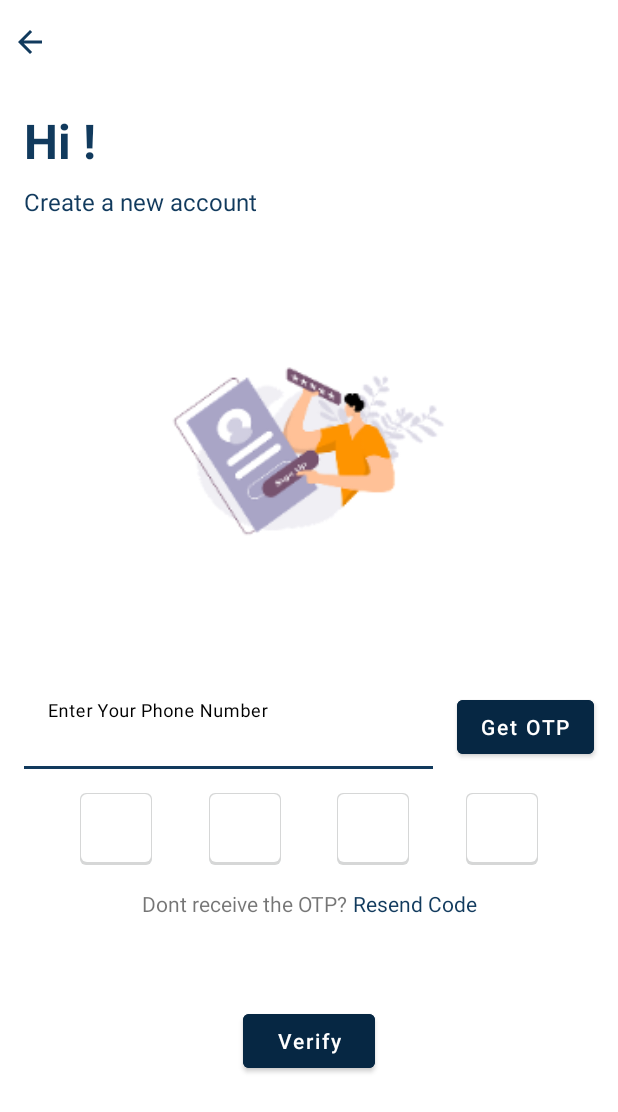
After one commit to Ponnya/PADC_WeChat, an Android app: the VerifyActivity screen opened directly, with no data from a screen before it, on a phone screen of 412 x 824 dp. The commit adds this screen. Shown: the top 1112 px of the screen. Run offline under Robolectric (Android 15) with nearby library versions, the phone set to English and light mode, and no system bars.

Commit message:
-add VerifyScreen
Signed-off-by: Ponnya <mr.ponnya@gmail.com>

```diff
--- /dev/null
+++ b/app/src/main/java/com/padc/ponnya/wechat/activities/VerifyActivity.kt
@@ -0,0 +1,41 @@
+package com.padc.ponnya.wechat.activities
+
+import android.content.Context
+import android.content.Intent
+import android.os.Bundle
+import androidx.appcompat.app.AppCompatActivity
+import com.padc.ponnya.wechat.databinding.ActivityVerifyBinding
+import com.padc.ponnya.wechat.utils.GenericKeyEvent
+import com.padc.ponnya.wechat.utils.GenericTextWatcher
+
+class VerifyActivity : AppCompatActivity() {
+    private lateinit var binding: ActivityVerifyBinding
+
+    companion object {
+        fun newIntent(context: Context) = Intent(context, VerifyActivity::class.java)
+    }
+
+    override fun onCreate(savedInstanceState: Bundle?) {
+        super.onCreate(savedInstanceState)
+        binding = ActivityVerifyBinding.inflate(layoutInflater)
+        setContentView(binding.root)
+
+        setUpOTP()
+    }
+
+    private fun setUpOTP() {
+        //GenericTextWatcher here works only for moving to next EditText when a number is entered
+        //first parameter is the current EditText and second parameter is next EditText
+        binding.edtOTP1.addTextChangedListener(GenericTextWatcher(binding.edtOTP1, binding.edtOTP2))
+        binding.edtOTP2.addTextChangedListener(GenericTextWatcher(binding.edtOTP2, binding.edtOTP3))
+        binding.edtOTP3.addTextChangedListener(GenericTextWatcher(binding.edtOTP3, binding.edtOTP4))
+        binding.edtOTP4.addTextChangedListener(GenericTextWatcher(binding.edtOTP4, null))
+
+        //GenericKeyEvent here works for deleting the element and to switch back to previous EditText
+        //first parameter is the current EditText and second parameter is previous EditText
+        binding.edtOTP1.setOnKeyListener(GenericKeyEvent(binding.edtOTP1, null))
+        binding.edtOTP2.setOnKeyListener(GenericKeyEvent(binding.edtOTP2, binding.edtOTP1))
+        binding.edtOTP3.setOnKeyListener(GenericKeyEvent(binding.edtOTP3, binding.edtOTP2))
+        binding.edtOTP4.setOnKeyListener(GenericKeyEvent(binding.edtOTP4, binding.edtOTP3))
+    }
+}
--- a/app/src/main/java/com/padc/ponnya/wechat/activities/WelcomeActivity.kt
+++ b/app/src/main/java/com/padc/ponnya/wechat/activities/WelcomeActivity.kt
@@ -21,12 +21,22 @@ class WelcomeActivity : BasicAbstractActivity(), WelcomeView {
     }
 
     private fun setUpListeners() {
+        //Login
         binding.btnWelcomeLogin.setOnClickListener {
             mPresenter.onTapLogin()
+        }
+
+        //SignUp
+        binding.btnSignUp.setOnClickListener {
+            mPresenter.onTapSignUp()
         }
     }
 
     override fun navigateToLogin() {
         startActivity(LoginActivity.newIntent(this))
     }
+
+    override fun nvigateToVerify() {
+        startActivity(VerifyActivity.newIntent(this))
+    }
 }
--- a/app/src/main/java/com/padc/ponnya/wechat/mvp/presenters/Impl/WelcomePresenterImpl.kt
+++ b/app/src/main/java/com/padc/ponnya/wechat/mvp/presenters/Impl/WelcomePresenterImpl.kt
@@ -10,6 +10,10 @@ class WelcomePresenterImpl : AbstractBasePresenter<WelcomeView>(), WelcomePresen
         mView.navigateToLogin()
     }
 
+    override fun onTapSignUp() {
+        mView.nvigateToVerify()
+    }
+
     override fun onUiReady(owner: LifecycleOwner) {
 
     }
--- a/app/src/main/java/com/padc/ponnya/wechat/mvp/presenters/WelcomePresenter.kt
+++ b/app/src/main/java/com/padc/ponnya/wechat/mvp/presenters/WelcomePresenter.kt
@@ -4,4 +4,5 @@ import com.padc.ponnya.wechat.mvp.views.WelcomeView
 
 interface WelcomePresenter : BasePresenter<WelcomeView> {
     fun onTapLogin()
+    fun onTapSignUp()
 }
--- a/app/src/main/java/com/padc/ponnya/wechat/mvp/views/WelcomeView.kt
+++ b/app/src/main/java/com/padc/ponnya/wechat/mvp/views/WelcomeView.kt
@@ -2,4 +2,5 @@ package com.padc.ponnya.wechat.mvp.views
 
 interface WelcomeView : BaseView {
     fun navigateToLogin()
+    fun nvigateToVerify()
 }
--- /dev/null
+++ b/app/src/main/java/com/padc/ponnya/wechat/utils/CustomOTP.kt
@@ -0,0 +1,57 @@
+package com.padc.ponnya.wechat.utils
+
+import android.text.Editable
+import android.text.TextWatcher
+import android.view.KeyEvent
+import android.view.View
+import android.widget.EditText
+import com.padc.ponnya.wechat.R
+
+class GenericKeyEvent internal constructor(
+    private val currentView: EditText,
+    private val previousView: EditText?
+) : View.OnKeyListener {
+    override fun onKey(p0: View?, keyCode: Int, event: KeyEvent?): Boolean {
+        if (event!!.action == KeyEvent.ACTION_DOWN && keyCode == KeyEvent.KEYCODE_DEL && currentView.id != R.id.edtOTP1 && currentView.text.isEmpty()) {
+            //If current is empty then previous EditText's number will also be deleted
+            previousView!!.text = null
+            previousView.requestFocus()
+            return true
+        }
+        return false
+    }
+
+
+}
+
+class GenericTextWatcher internal constructor(
+    private val currentView: View,
+    private val nextView: View?
+) :
+    TextWatcher {
+    override fun afterTextChanged(editable: Editable) { // TODO Auto-generated method stub
+        val text = editable.toString()
+        when (currentView.id) {
+            R.id.edtOTP1 -> if (text.length == 1) nextView!!.requestFocus()
+            R.id.edtOTP2 -> if (text.length == 1) nextView!!.requestFocus()
+            R.id.edtOTP3 -> if (text.length == 1) nextView!!.requestFocus()
+        }
+    }
+
+    override fun beforeTextChanged(
+        arg0: CharSequence,
+        arg1: Int,
+        arg2: Int,
+        arg3: Int
+    ) { // TODO Auto-generated method stub
+    }
+
+    override fun onTextChanged(
+        arg0: CharSequence,
+        arg1: Int,
+        arg2: Int,
+        arg3: Int
+    ) { // TODO Auto-generated method stub
+    }
+
+}
--- /dev/null
+++ b/app/src/main/res/drawable/edittext_shadow.xml
@@ -0,0 +1,22 @@
+<?xml version="1.0" encoding="utf-8"?>
+<layer-list xmlns:android="http://schemas.android.com/apk/res/android">
+
+    <item>
+        <shape android:shape="rectangle">
+            <solid android:color="?attr/colorButtonNormal" />
+            <corners android:radius="@dimen/margin_small" />
+        </shape>
+    </item>
+
+    <!-- White Top color -->
+    <item
+        android:bottom="2dp"
+        android:left="1dp"
+        android:right="1dp"
+        android:top="1dp">
+        <shape android:shape="rectangle">
+            <solid android:color="#FFFFFF" />
+            <corners android:radius="@dimen/margin_small" />
+        </shape>
+    </item>
+</layer-list>
--- a/app/src/main/res/layout/activity_login.xml
+++ b/app/src/main/res/layout/activity_login.xml
@@ -7,32 +7,28 @@
     tools:context=".activities.LoginActivity">
 
     <ImageButton
-        android:id="@+id/btnBack"
+        android:id="@+id/btnBackLogin"
         android:layout_width="@dimen/margin_large"
         android:layout_height="@dimen/margin_large"
-        android:layout_marginStart="@dimen/margin_medium_2"
+        android:layout_marginStart="@dimen/margin_medium"
         android:layout_marginTop="@dimen/margin_medium_2"
         android:backgroundTint="@color/colorPrimary"
-        app:layout_constraintBottom_toBottomOf="parent"
-        app:layout_constraintEnd_toEndOf="parent"
-        app:layout_constraintHorizontal_bias="0.068"
         app:layout_constraintStart_toStartOf="parent"
         app:layout_constraintTop_toTopOf="parent"
-        app:layout_constraintVertical_bias="0.023"
         app:srcCompat="@drawable/ic_baseline_arrow_blue_24dp" />
 
     <TextView
         android:id="@+id/tvLoginWelcome"
         android:layout_width="wrap_content"
         android:layout_height="wrap_content"
-        android:layout_marginStart="@dimen/margin_xxlarge"
+        android:layout_marginStart="@dimen/margin_medium_2"
         android:layout_marginTop="@dimen/margin_xlarge"
         android:text="@string/text_welcome"
         android:textColor="@color/colorSecondaryLight"
         android:textSize="@dimen/text_heading_2x"
         android:textStyle="bold"
         app:layout_constraintStart_toStartOf="parent"
-        app:layout_constraintTop_toBottomOf="@+id/btnBack" />
+        app:layout_constraintTop_toBottomOf="@+id/btnBackLogin" />
 
     <TextView
         android:id="@+id/tvLoignToContinue"
@@ -62,8 +58,8 @@
         android:id="@+id/textInputLayoutLoginPhone"
         android:layout_width="match_parent"
         android:layout_height="wrap_content"
-        android:layout_marginStart="@dimen/margin_xxlarge"
-        android:layout_marginEnd="@dimen/margin_xxlarge"
+        android:layout_marginStart="@dimen/margin_medium_2"
+        android:layout_marginEnd="@dimen/margin_medium_2"
         android:hint="@string/text_enter_phone_numb"
         app:boxBackgroundColor="@null"
         app:boxStrokeColor="@color/colorSecondaryLight"
--- /dev/null
+++ b/app/src/main/res/layout/activity_verify.xml
@@ -0,0 +1,201 @@
+<?xml version="1.0" encoding="utf-8"?>
+<androidx.constraintlayout.widget.ConstraintLayout xmlns:android="http://schemas.android.com/apk/res/android"
+    xmlns:app="http://schemas.android.com/apk/res-auto"
+    xmlns:tools="http://schemas.android.com/tools"
+    android:layout_width="match_parent"
+    android:layout_height="match_parent"
+    tools:context=".activities.LoginActivity">
+
+
+    <ImageButton
+        android:id="@+id/btnBackVerify"
+        android:layout_width="@dimen/margin_large"
+        android:layout_height="@dimen/margin_large"
+        android:layout_marginStart="@dimen/margin_medium"
+        android:layout_marginTop="@dimen/margin_medium_2"
+        android:backgroundTint="@color/colorPrimary"
+        app:layout_constraintStart_toStartOf="parent"
+        app:layout_constraintTop_toTopOf="parent"
+        app:srcCompat="@drawable/ic_baseline_arrow_blue_24dp" />
+
+    <TextView
+        android:id="@+id/tvVerify"
+        android:layout_width="wrap_content"
+        android:layout_height="wrap_content"
+        android:layout_marginStart="@dimen/margin_medium_2"
+        android:layout_marginTop="@dimen/margin_xlarge"
+        android:text="@string/text_verifty_hi"
+        android:textColor="@color/colorSecondaryLight"
+        android:textSize="@dimen/text_heading_2x"
+        android:textStyle="bold"
+        app:layout_constraintStart_toStartOf="parent"
+        app:layout_constraintTop_toBottomOf="@+id/btnBackVerify" />
+
+    <TextView
+        android:id="@+id/tvCreateANewAccount"
+        android:layout_width="wrap_content"
+        android:layout_height="wrap_content"
+        android:layout_marginTop="@dimen/margin_medium"
+        android:text="@string/text_create_a_new_account"
+        android:textColor="@color/colorSecondaryLight"
+        android:textSize="@dimen/text_regular_2x"
+        app:layout_constraintStart_toStartOf="@+id/tvVerify"
+        app:layout_constraintTop_toBottomOf="@+id/tvVerify" />
+
+    <ImageView
+        android:id="@+id/ivVerify"
+        android:layout_width="@dimen/width_login_image"
+        android:layout_height="@dimen/height_login_image"
+        app:layout_constraintBottom_toTopOf="@+id/textInputLayoutVerifyPhone"
+        app:layout_constraintEnd_toEndOf="parent"
+        app:layout_constraintHorizontal_bias="0.5"
+        app:layout_constraintStart_toStartOf="parent"
+        app:layout_constraintTop_toBottomOf="@+id/tvCreateANewAccount"
+        app:layout_constraintVertical_bias="0.5"
+        app:layout_constraintVertical_chainStyle="packed"
+        app:srcCompat="@drawable/verify_screen" />
+
+    <com.google.android.material.textfield.TextInputLayout
+        android:id="@+id/textInputLayoutVerifyPhone"
+        android:layout_width="0dp"
+        android:layout_height="wrap_content"
+        android:layout_marginStart="@dimen/margin_medium_2"
+        android:layout_marginEnd="@dimen/margin_medium_2"
+        android:hint="@string/text_enter_phone_numb"
+        app:boxBackgroundColor="@null"
+        app:boxStrokeColor="@color/colorSecondaryLight"
+        app:hintTextColor="@color/black"
+        app:layout_constraintBottom_toBottomOf="parent"
+        app:layout_constraintEnd_toStartOf="@+id/btnVerifyGetOTP"
+        app:layout_constraintStart_toStartOf="parent"
+        app:layout_constraintTop_toBottomOf="@+id/tvCreateANewAccount">
+
+        <com.google.android.material.textfield.TextInputEditText
+            android:id="@+id/edtVerifyPhone"
+            android:layout_width="match_parent"
+            android:layout_height="wrap_content"
+            android:inputType="phone"
+            android:textColor="@color/colorSecondaryLight"
+            android:textSize="@dimen/text_regular_2x" />
+    </com.google.android.material.textfield.TextInputLayout>
+
+    <Button
+        android:id="@+id/btnVerifyGetOTP"
+        android:layout_width="wrap_content"
+        android:layout_height="wrap_content"
+        android:layout_marginEnd="@dimen/margin_medium_2"
+        android:backgroundTint="@color/colorSecondary"
+        android:text="@string/text_get_otp"
+        android:textAllCaps="false"
+        app:layout_constraintBottom_toBottomOf="@+id/textInputLayoutVerifyPhone"
+        app:layout_constraintEnd_toEndOf="parent"
+        app:layout_constraintTop_toTopOf="@+id/textInputLayoutVerifyPhone" />
+
+    <EditText
+        android:id="@+id/edtOTP1"
+        android:layout_width="@dimen/width_height_otp_btn"
+        android:layout_height="@dimen/width_height_otp_btn"
+        android:layout_marginTop="@dimen/margin_medium_2"
+        android:background="@drawable/edittext_shadow"
+        android:ems="1"
+        android:gravity="center"
+        android:inputType="number"
+        android:maxLength="1"
+        android:textSize="@dimen/text_regular_3x"
+        android:textStyle="bold"
+        app:layout_constraintEnd_toStartOf="@id/edtOTP2"
+        app:layout_constraintStart_toStartOf="@+id/textInputLayoutVerifyPhone"
+        app:layout_constraintTop_toBottomOf="@id/textInputLayoutVerifyPhone" />
+
+    <EditText
+        android:id="@+id/edtOTP2"
+        android:layout_width="@dimen/width_height_otp_btn"
+        android:layout_height="@dimen/width_height_otp_btn"
+        android:background="@drawable/edittext_shadow"
+        android:ems="1"
+        android:gravity="center"
+        android:inputType="number"
+        android:maxLength="1"
+        android:textSize="@dimen/text_regular_3x"
+        android:textStyle="bold"
+        app:layout_constraintBottom_toBottomOf="@+id/edtOTP1"
+        app:layout_constraintEnd_toStartOf="@+id/edtOTP3"
+        app:layout_constraintHorizontal_bias="0.5"
+        app:layout_constraintStart_toEndOf="@+id/edtOTP1"
+        app:layout_constraintTop_toTopOf="@+id/edtOTP1"
+        app:layout_constraintVertical_bias="0.0" />
+
+    <EditText
+        android:id="@+id/edtOTP3"
+        android:layout_width="@dimen/width_height_otp_btn"
+        android:layout_height="@dimen/width_height_otp_btn"
+        android:background="@drawable/edittext_shadow"
+        android:ems="1"
+        android:gravity="center"
+        android:inputType="number"
+        android:maxLength="1"
+        android:textSize="@dimen/text_regular_3x"
+        android:textStyle="bold"
+        app:layout_constraintBottom_toBottomOf="@id/edtOTP2"
+        app:layout_constraintEnd_toStartOf="@id/edtOTP4"
+        app:layout_constraintHorizontal_bias="0.5"
+        app:layout_constraintStart_toEndOf="@id/edtOTP2"
+        app:layout_constraintTop_toTopOf="@id/edtOTP2"
+        app:layout_constraintVertical_bias="0.0" />
+
+    <EditText
+        android:id="@+id/edtOTP4"
+        android:layout_width="@dimen/width_height_otp_btn"
+        android:layout_height="@dimen/width_height_otp_btn"
+        android:background="@drawable/edittext_shadow"
+        android:ems="1"
+        android:gravity="center"
+        android:inputType="number"
+        android:maxLength="1"
+        android:textSize="@dimen/text_regular_3x"
+        android:textStyle="bold"
+        app:layout_constraintBottom_toBottomOf="@id/edtOTP3"
+        app:layout_constraintEnd_toEndOf="@+id/btnVerifyGetOTP"
+        app:layout_constraintStart_toEndOf="@id/edtOTP3"
+        app:layout_constraintTop_toTopOf="@id/edtOTP3" />
+
+    <TextView
+        android:id="@+id/tvDontReceiveOTP"
+        android:layout_width="wrap_content"
+        android:layout_height="wrap_content"
+        android:layout_marginTop="16dp"
+        android:text="@string/text_dont_receive"
+        app:layout_constraintEnd_toStartOf="@+id/btnResendCode"
+        app:layout_constraintHorizontal_bias="0.5"
+        app:layout_constraintHorizontal_chainStyle="packed"
+        app:layout_constraintStart_toStartOf="parent"
+        app:layout_constraintTop_toBottomOf="@+id/edtOTP1" />
+
+    <TextView
+        android:id="@+id/btnResendCode"
+        android:layout_width="wrap_content"
+        android:layout_height="wrap_content"
+        android:text="@string/text_resend_code"
+        android:textColor="@color/colorSecondaryLight"
+        app:layout_constraintBottom_toBottomOf="@+id/tvDontReceiveOTP"
+        app:layout_constraintEnd_toEndOf="parent"
+        app:layout_constraintHorizontal_bias="0.5"
+        app:layout_constraintStart_toEndOf="@+id/tvDontReceiveOTP"
+        app:layout_constraintTop_toTopOf="@+id/tvDontReceiveOTP"
+        app:layout_constraintVertical_bias="0.0" />
+
+    <Button
+        android:id="@+id/btnVerify"
+        android:layout_width="wrap_content"
+        android:layout_height="wrap_content"
+        android:layout_marginBottom="@dimen/margin_xxlarge"
+        android:backgroundTint="@color/colorSecondary"
+        android:text="@string/lbl_btn_verify"
+        android:textAllCaps="false"
+        app:layout_constraintBottom_toBottomOf="parent"
+        app:layout_constraintEnd_toEndOf="parent"
+        app:layout_constraintStart_toStartOf="parent"
+        app:layout_constraintTop_toBottomOf="@+id/tvDontReceiveOTP" />
+
+
+</androidx.constraintlayout.widget.ConstraintLayout>
--- a/app/src/main/res/values/dimens.xml
+++ b/app/src/main/res/values/dimens.xml
@@ -32,4 +32,5 @@
     <dimen name="text_regular_2xx">18sp</dimen>
     <dimen name="width_login_image">200dp</dimen>
     <dimen name="height_login_image">195dp</dimen>
+    <dimen name="width_height_otp_btn">48dp</dimen>
 </resources>
--- a/app/src/main/res/values/strings.xml
+++ b/app/src/main/res/values/strings.xml
@@ -9,4 +9,10 @@
     <string name="text_enter_phone_numb">Enter Your Phone Number</string>
     <string name="label_enter_password">Enter Your Password</string>
     <string name="label_forget_password">Forgot Password?</string>
+    <string name="text_verifty_hi">Hi !</string>
+    <string name="text_create_a_new_account">Create a new account</string>
+    <string name="text_get_otp">Get OTP</string>
+    <string name="text_dont_receive">Dont receive the OTP?&#160;</string>
+    <string name="text_resend_code">Resend Code</string>
+    <string name="lbl_btn_verify">Verify</string>
 </resources>
```
Also changed, not shown: app/src/main/AndroidManifest.xml (+7 -0 lines), app/src/main/res/drawable-xxxhdpi/verify_screen.png (added).
